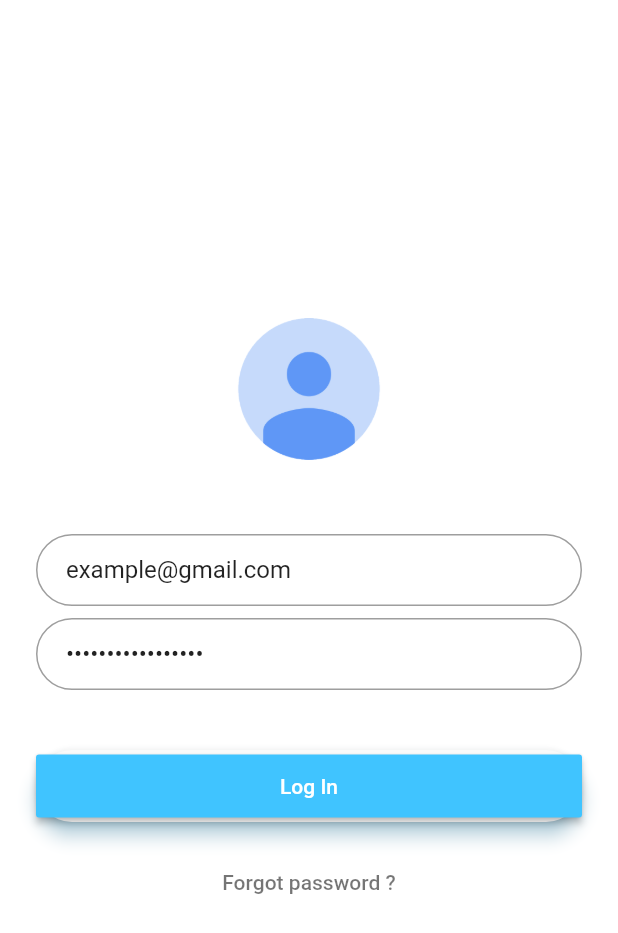
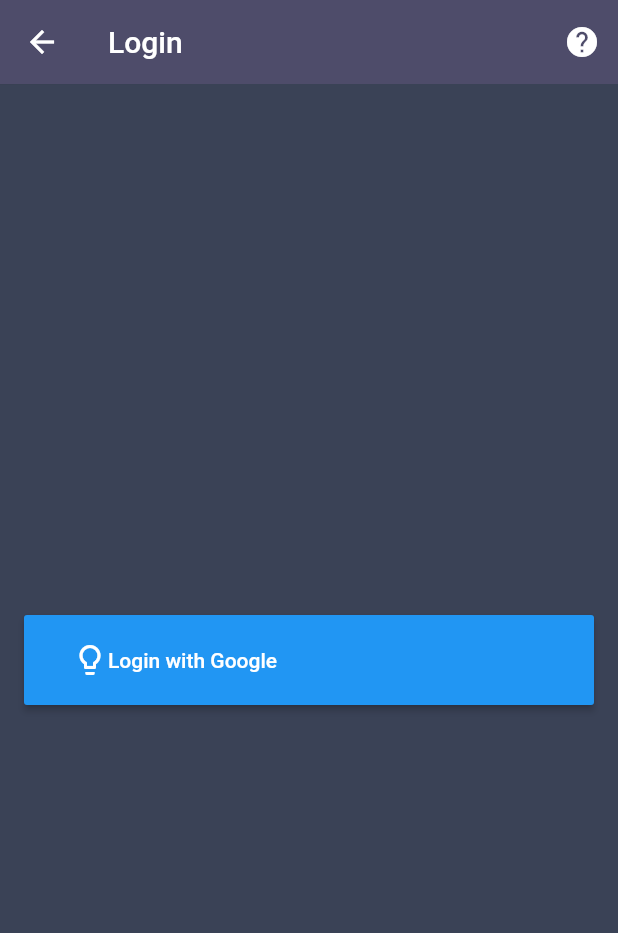
Before and after one commit to yaacine/QR-Registration, a Flutter app: the LoginPage screen opened by its route, on a phone screen of 412 x 824 dp. Shown: the top 933 px of the screen. Run offline on Flutter 3.47's test engine with Material 2 defaults, Android fonts, the phone set to English and light mode, and no system bars; our stand-ins replace google_sign_in, qr_flutter; missing offline and left inert: barcode_scan.

Commit message:
google sign in and get file works correctly-- working on pages lifecycles and styling

```diff
--- a/lib/main.dart
+++ b/lib/main.dart
@@ -21,7 +21,7 @@ class MyApp extends StatelessWidget {
       },
 
       //home: ListFilesPage(title: "Choose a file"),
-      home: ScanPage(),
+      home: LoginPage(),
 
     );
   }
--- a/lib/views/listFilesPage.dart
+++ b/lib/views/listFilesPage.dart
@@ -3,7 +3,7 @@ import 'dart:async';
 import 'dart:convert';
 import 'package:http/http.dart' as http;
 import '../controllers/listFilesController.dart';
-
+import '../models/sheet.dart';
 
 
 class ListFilesPage extends StatefulWidget {
@@ -41,7 +41,7 @@ class _ListFilesPageState extends State<ListFilesPage> {
 
 
 
-    final makeListTile =ListTile(
+    ListTile makeListTile(Sheet sheet1) =>ListTile(
       contentPadding: EdgeInsets.symmetric(horizontal: 20.0, vertical: 10.0),
       leading: Container(
         padding: EdgeInsets.only(right: 12.0),
@@ -77,7 +77,7 @@ class _ListFilesPageState extends State<ListFilesPage> {
         decoration: BoxDecoration(
           color: Color.fromRGBO(64, 75, 96, .9)
         ),
-        child: makeListTile,
+       // child: makeListTile,
       ),
     );
 
--- a/lib/views/loginPage.dart
+++ b/lib/views/loginPage.dart
@@ -1,7 +1,9 @@
 import 'package:flutter/material.dart';
 import '../controllers/loginController.dart';
-
-
+import '../controllers/participentsSheetController.dart';
+/**
+ * this page is for google login
+ */
 class LoginPage extends StatefulWidget {
   _LoginPageState createState() => _LoginPageState();
 }
@@ -9,6 +11,58 @@ class LoginPage extends StatefulWidget {
 class _LoginPageState extends State<LoginPage> {
   @override
   Widget build(BuildContext context) {
+
+    final loginButton = new Padding(
+      padding:EdgeInsets.symmetric(vertical: 8.0 ,horizontal: 16.0),
+      child: RaisedButton(
+
+        color: Colors.blue,
+        textColor: Colors.white,
+        splashColor: Colors.blueGrey,
+        onPressed: SheetsManager.getToken ,
+        child: Padding(
+          padding:EdgeInsets.symmetric(vertical: 18.0 ,horizontal: 16.0),
+          child: Row(children: <Widget>[
+          Icon(Icons.lightbulb_outline), // google icon here
+          Text("Login with Google")
+        ],)
+        )
+
+
+    )
+    );
+
+    final topAppBAr = AppBar(
+      elevation: 0.1,
+      backgroundColor: Color.fromRGBO(78, 76, 106, 1.0),
+      title: Text("Login"),
+      actions: <Widget>[
+        IconButton(
+          icon: Icon(Icons.help),
+          onPressed: (){},
+        )
+      ],
+
+    );
+
+
+    final makeBody = Center(
+      child: loginButton,
+    );
+    return Scaffold(
+      backgroundColor: Color.fromRGBO(58, 66, 86, 1.0),
+      appBar: topAppBAr,
+      body: makeBody,
+
+    );
+
+  }
+}
+
+
+
+
+/*
 
 
 
@@ -98,5 +152,4 @@ class _LoginPageState extends State<LoginPage> {
          )
        ),
     );
-  }
-}
+*/
--- a/lib/views/scanPage.dart
+++ b/lib/views/scanPage.dart
@@ -4,6 +4,7 @@ import 'package:qr_flutter/qr_flutter.dart';
 import 'package:barcode_scan/barcode_scan.dart';
 import 'dart:async';
 import 'package:flutter/services.dart';
+import '../controllers/participentsSheetController.dart';
 
 class ScanPage extends StatefulWidget {
   @override
@@ -75,6 +76,7 @@ Future scan() async {
     try {
       String barcode = await BarcodeScanner.scan();
       setState(() => this.barcode = barcode);
+      SheetsManager.setParticipantPresent(barcode);
     } on FormatException{
       setState(() => this.barcode = 'null (User returned using the "back"-button before scanning anything. Result)');
     }  on PlatformException catch (e) {
```
Also changed, not shown: lib/controllers/participentsSheetController.dart (+34 -22 lines).
